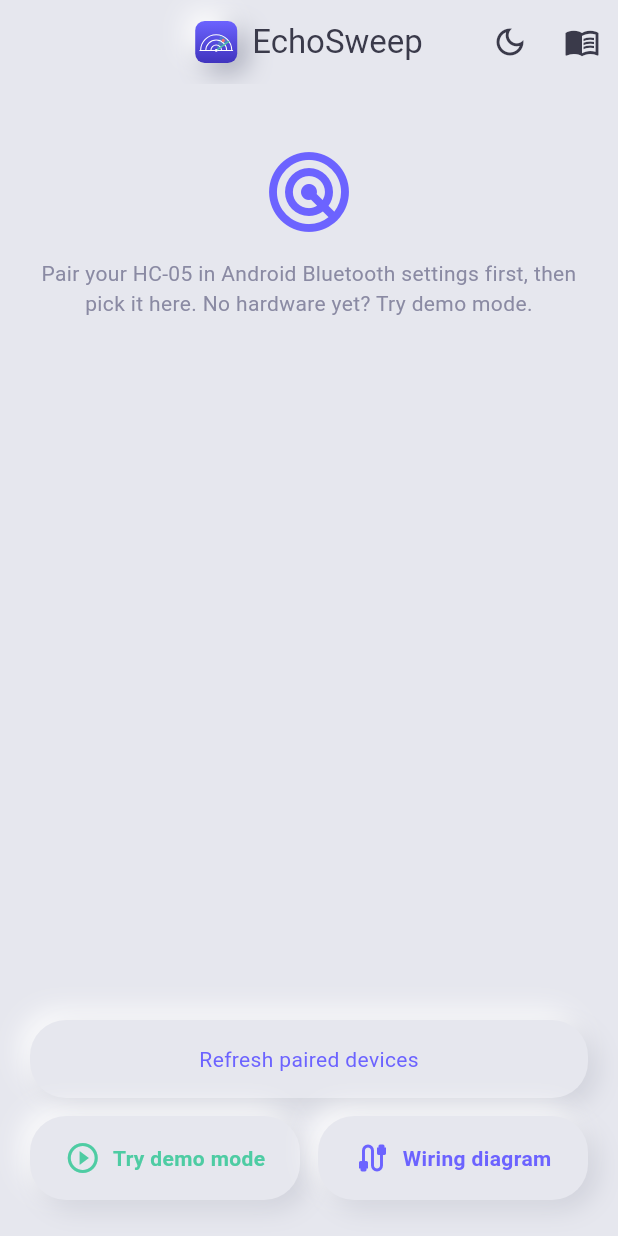
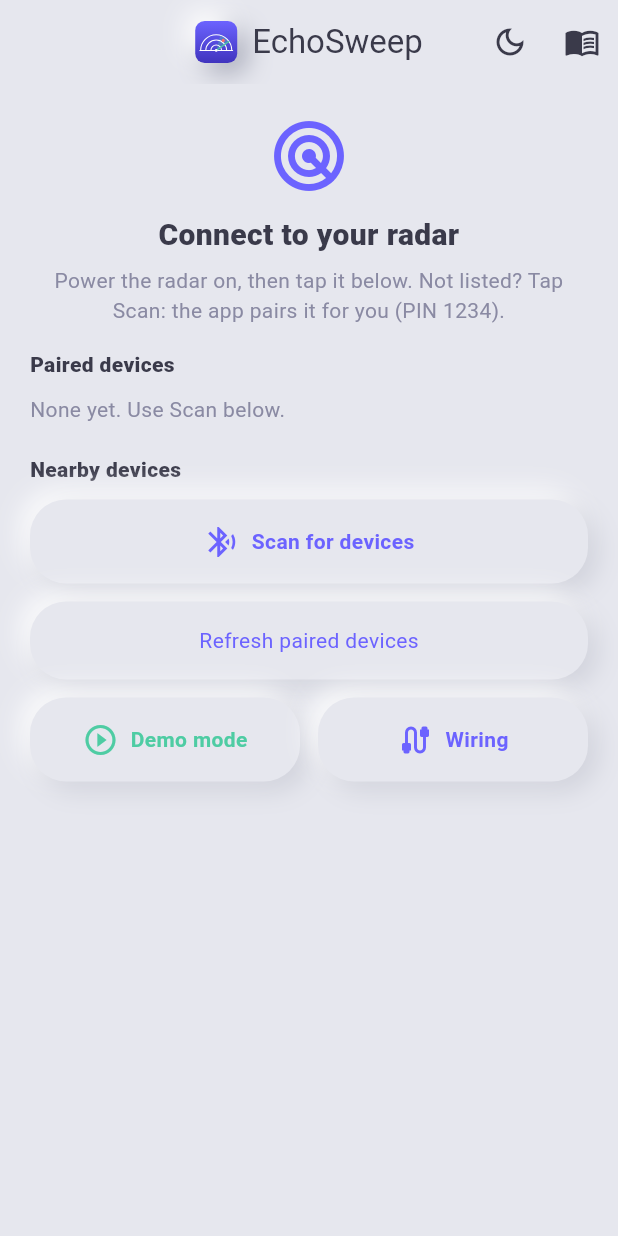
Before and after one commit to mahmoudyosrimahmoud13/radar-demo, a Flutter app: the screen it shows after launch, after a tap on "Skip", on a phone screen of 412 x 824 dp. Run offline on Flutter 3.47's test engine with Material 3 defaults, Android fonts, the phone set to English and light mode, and no system bars; our stand-ins replace file_picker, fl_chart, flutter_bluetooth_serial, flutter_local_notifications, permission_handler, shared_preferences and 1 more; accounts and stored records are empty.

Commit message:
In-app Bluetooth scan and pairing, connect retries

```diff
--- a/radar_app/lib/screens/connect_screen.dart
+++ b/radar_app/lib/screens/connect_screen.dart
@@ -1,3 +1,4 @@
+import 'dart:async';
 import 'package:flutter_bluetooth_serial/flutter_bluetooth_serial.dart';
 import 'package:flutter/material.dart';
 import 'package:permission_handler/permission_handler.dart';
@@ -6,6 +7,10 @@ import '../theme/clay_theme.dart';
 import '../widgets/clay_container.dart';
 import '../widgets/wiring_diagram.dart';
 
+/// Pick, pair and connect to the radar's HC-05, all inside the app.
+/// Paired devices are listed first; "Scan" finds unpaired ones nearby and
+/// pairs them with the HC-05's PIN automatically, so Android's own
+/// Bluetooth settings screen isn't needed.
 class ConnectScreen extends StatefulWidget {
   final RadarBluetoothService bluetooth;
   final VoidCallback onConnected;
@@ -16,8 +21,12 @@ class ConnectScreen extends StatefulWidget {
 }
 
 class _ConnectScreenState extends State<ConnectScreen> {
-  List<BluetoothDevice> _devices = [];
-  bool _loading = false;
+  List<BluetoothDevice> _paired = [];
+  final Map<String, BluetoothDiscoveryResult> _found = {};
+  StreamSubscription<BluetoothDiscoveryResult>? _scanSub;
+  bool _scanning = false;
+  String? _busyAddress; // device currently pairing/connecting
+  String? _status;
   String? _error;
 
   @override
@@ -26,75 +35,226 @@ class _ConnectScreenState extends State<ConnectScreen> {
     _refresh();
   }
 
+  @override
+  void dispose() {
+    _scanSub?.cancel();
+    widget.bluetooth.stopScan();
+    super.dispose();
+  }
+
+  Future<bool> _permissions() async {
+    final r = await [Permission.bluetoothConnect, Permission.bluetoothScan, Permission.location].request();
+    final denied = r.values.any((s) => s.isPermanentlyDenied);
+    if (denied && mounted) {
+      setState(() => _error = 'Bluetooth permission is blocked. Open Android settings > Apps > EchoSweep > '
+          'Permissions and allow "Nearby devices" and "Location".');
+    }
+    return !denied;
+  }
+
   Future<void> _refresh() async {
-    setState(() { _loading = true; _error = null; });
+    setState(() => _error = null);
     try {
-      await [Permission.bluetoothConnect, Permission.bluetoothScan, Permission.location].request();
+      await _permissions();
+      final enabled = await FlutterBluetoothSerial.instance.isEnabled ?? false;
+      if (!enabled) await FlutterBluetoothSerial.instance.requestEnable();
       final devices = await widget.bluetooth.getBondedDevices();
-      setState(() => _devices = devices);
+      if (mounted) setState(() => _paired = devices);
     } catch (e) {
-      setState(() => _error = 'Could not list paired devices: $e');
-    } finally {
-      setState(() => _loading = false);
+      if (mounted) setState(() => _error = RadarBluetoothService.friendlyError(e));
     }
   }
 
-  Future<void> _connect(BluetoothDevice device) async {
-    setState(() { _loading = true; _error = null; });
+  Future<void> _scan() async {
+    if (_scanning) return;
+    await _permissions();
+    setState(() {
+      _scanning = true;
+      _found.clear();
+      _error = null;
+    });
+    _scanSub?.cancel();
+    _scanSub = widget.bluetooth.scan().listen(
+      (r) {
+        if (!mounted || r.device.isBonded) return;
+        setState(() => _found[r.device.address] = r);
+      },
+      onDone: () {
+        if (mounted) setState(() => _scanning = false);
+      },
+      onError: (_) {
+        if (mounted) setState(() => _scanning = false);
+      },
+    );
+  }
+
+  Future<void> _pairAndConnect(BluetoothDevice d) async {
+    setState(() {
+      _busyAddress = d.address;
+      _error = null;
+      _status = 'Pairing with ${d.name ?? 'device'}...';
+    });
     try {
-      await widget.bluetooth.connect(device);
-      widget.onConnected();
+      var ok = await widget.bluetooth.pair(d, pin: '1234');
+      if (!ok) {
+        if (mounted) setState(() => _status = 'Trying the factory PIN 0000...');
+        ok = await widget.bluetooth.pair(d, pin: '0000');
+      }
+      if (!ok) {
+        throw Exception('Pairing was refused. If Android shows a PIN box, enter 1234 (or 0000).');
+      }
+      await _refresh();
+      await _connect(d);
     } catch (e) {
-      setState(() => _error = 'Could not connect to ${device.name}: $e');
-    } finally {
-      setState(() => _loading = false);
+      if (mounted) {
+        setState(() {
+          _error = e.toString().replaceFirst('Exception: ', '');
+          _status = null;
+          _busyAddress = null;
+        });
+      }
     }
   }
 
-  @override
-  Widget build(BuildContext context) {
+  Future<void> _connect(BluetoothDevice d) async {
+    setState(() {
+      _busyAddress = d.address;
+      _error = null;
+      _status = 'Connecting to ${d.name ?? 'device'}... (tries 3 times)';
+    });
+    try {
+      await widget.bluetooth.connect(d);
+      if (!mounted) return;
+      setState(() {
+        _status = null;
+        _busyAddress = null;
+      });
+      widget.onConnected();
+    } catch (e) {
+      if (mounted) {
+        setState(() {
+          _error = e.toString().replaceFirst('Exception: ', '');
+          _status = null;
+          _busyAddress = null;
+        });
+      }
+    }
+  }
+
+  bool _looksLikeRadar(BluetoothDevice d) {
+    final n = (d.name ?? '').toLowerCase();
+    return n.contains('echosweep') || n.contains('hc-05') || n.contains('hc05');
+  }
+
+  Widget _deviceTile(BluetoothDevice d, {int? rssi, required bool paired}) {
+    final busy = _busyAddress == d.address;
+    final radar = _looksLikeRadar(d);
     return Padding(
-      padding: EdgeInsets.all(20),
-      child: Column(
-        children: [
-          SizedBox(height: 20),
-          Icon(Icons.radar, size: 64, color: ClayColors.primary),
-          SizedBox(height: 12),
-          Text('Pair your HC-05 in Android Bluetooth settings first, then pick it here. No hardware yet? Try demo mode.',
-              textAlign: TextAlign.center, style: TextStyle(color: ClayColors.textSecondary)),
-          SizedBox(height: 20),
-          if (_loading) Padding(padding: EdgeInsets.all(20), child: CircularProgressIndicator()),
-          if (_error != null) Padding(
-            padding: EdgeInsets.all(12),
-            child: Text(_error!, style: TextStyle(color: ClayColors.danger)),
-          ),
-          Expanded(
-            child: ListView.separated(
-              itemCount: _devices.length,
-              separatorBuilder: (_, __) => SizedBox(height: 12),
-              itemBuilder: (context, i) {
-                final d = _devices[i];
-                return ClayContainer(
-                  onTap: () => _connect(d),
+      padding: EdgeInsets.only(bottom: 12),
+      child: ClayContainer(
+        onTap: _busyAddress != null ? null : () => paired ? _connect(d) : _pairAndConnect(d),
         child: Row(
           children: [
-                      ClayBadge(icon: Icons.bluetooth),
+            ClayBadge(icon: radar ? Icons.radar : Icons.bluetooth, iconColor: radar ? ClayColors.primary : ClayColors.textSecondary),
             SizedBox(width: 16),
             Expanded(
               child: Column(
                 crossAxisAlignment: CrossAxisAlignment.start,
                 children: [
-                            Text(d.name ?? 'Unknown device', style: TextStyle(color: ClayColors.textPrimary, fontWeight: FontWeight.w600)),
-                            Text(d.address, style: TextStyle(color: ClayColors.textSecondary, fontSize: 12)),
+                  Text(d.name ?? 'Unknown device',
+                      style: TextStyle(color: ClayColors.textPrimary, fontWeight: FontWeight.w700)),
+                  Text(
+                    paired ? 'Paired · tap to connect' : 'Not paired · tap to pair and connect${rssi != null ? ' · signal $rssi' : ''}',
+                    style: TextStyle(color: ClayColors.textSecondary, fontSize: 12),
+                  ),
                 ],
               ),
             ),
+            if (busy) SizedBox(width: 22, height: 22, child: CircularProgressIndicator(strokeWidth: 2.5)),
+            if (!busy) Icon(Icons.chevron_right, color: ClayColors.textSecondary),
           ],
         ),
+      ),
     );
-              },
+  }
+
+  @override
+  Widget build(BuildContext context) {
+    // radar-looking devices first
+    final paired = List<BluetoothDevice>.of(_paired)
+      ..sort((a, b) => (_looksLikeRadar(b) ? 1 : 0) - (_looksLikeRadar(a) ? 1 : 0));
+    final found = _found.values.toList()
+      ..sort((a, b) => (_looksLikeRadar(b.device) ? 1 : 0) - (_looksLikeRadar(a.device) ? 1 : 0));
+
+    return ListView(
+      padding: EdgeInsets.all(20),
+      children: [
+        Icon(Icons.radar, size: 56, color: ClayColors.primary),
+        SizedBox(height: 10),
+        Text('Connect to your radar', textAlign: TextAlign.center,
+            style: TextStyle(color: ClayColors.textPrimary, fontSize: 20, fontWeight: FontWeight.w800)),
+        SizedBox(height: 6),
+        Text('Power the radar on, then tap it below. Not listed? Tap Scan: the app pairs it for you (PIN 1234).',
+            textAlign: TextAlign.center, style: TextStyle(color: ClayColors.textSecondary, height: 1.4)),
+        SizedBox(height: 16),
+        AnimatedSwitcher(
+          duration: Duration(milliseconds: 250),
+          child: _status != null
+              ? Padding(
+                  key: ValueKey(_status),
+                  padding: EdgeInsets.only(bottom: 12),
+                  child: Text(_status!, textAlign: TextAlign.center,
+                      style: TextStyle(color: ClayColors.primary, fontWeight: FontWeight.w600)),
+                )
+              : SizedBox.shrink(),
+        ),
+        if (_error != null)
+          Padding(
+            padding: EdgeInsets.only(bottom: 12),
+            child: ClayContainer(
+              color: ClayColors.danger.withOpacity(0.12),
+              child: Row(
+                crossAxisAlignment: CrossAxisAlignment.start,
+                children: [
+                  Icon(Icons.error_outline, color: ClayColors.danger),
+                  SizedBox(width: 10),
+                  Expanded(child: Text(_error!, style: TextStyle(color: ClayColors.textPrimary, height: 1.4))),
+                ],
               ),
             ),
+          ),
+        Text('Paired devices', style: TextStyle(color: ClayColors.textPrimary, fontWeight: FontWeight.w800)),
+        SizedBox(height: 10),
+        if (paired.isEmpty)
+          Padding(
+            padding: EdgeInsets.only(bottom: 12),
+            child: Text('None yet. Use Scan below.', style: TextStyle(color: ClayColors.textSecondary)),
+          ),
+        for (final d in paired) _deviceTile(d, paired: true),
+        SizedBox(height: 8),
+        Row(
+          children: [
+            Expanded(
+              child: Text('Nearby devices', style: TextStyle(color: ClayColors.textPrimary, fontWeight: FontWeight.w800)),
+            ),
+            if (_scanning) SizedBox(width: 18, height: 18, child: CircularProgressIndicator(strokeWidth: 2)),
+          ],
+        ),
+        SizedBox(height: 10),
+        for (final r in found) _deviceTile(r.device, rssi: r.rssi, paired: false),
+        ClayContainer(
+          onTap: _scanning ? null : _scan,
+          child: Row(
+            mainAxisAlignment: MainAxisAlignment.center,
+            children: [
+              Icon(Icons.bluetooth_searching, color: ClayColors.primary),
+              SizedBox(width: 8),
+              Text(_scanning ? 'Scanning... (about 12 s)' : 'Scan for devices',
+                  style: TextStyle(color: ClayColors.primary, fontWeight: FontWeight.w700)),
+            ],
+          ),
+        ),
+        SizedBox(height: 12),
         ClayContainer(
           onTap: _refresh,
           child: Center(child: Text('Refresh paired devices', style: TextStyle(color: ClayColors.primary))),
@@ -113,7 +273,7 @@ class _ConnectScreenState extends State<ConnectScreen> {
                   children: [
                     Icon(Icons.play_circle_outline, color: ClayColors.success),
                     SizedBox(width: 8),
-                      Text('Try demo mode', style: TextStyle(color: ClayColors.success, fontWeight: FontWeight.w700)),
+                    Text('Demo mode', style: TextStyle(color: ClayColors.success, fontWeight: FontWeight.w700)),
                   ],
                 ),
               ),
@@ -127,16 +287,14 @@ class _ConnectScreenState extends State<ConnectScreen> {
                   children: [
                     Icon(Icons.cable, color: ClayColors.primary),
                     SizedBox(width: 8),
-                      Text('Wiring diagram', style: TextStyle(color: ClayColors.primary, fontWeight: FontWeight.w700)),
+                    Text('Wiring', style: TextStyle(color: ClayColors.primary, fontWeight: FontWeight.w700)),
                   ],
                 ),
               ),
             ),
           ],
         ),
-          SizedBox(height: 4),
       ],
-      ),
     );
   }
 }
--- a/radar_app/lib/services/bluetooth_service.dart
+++ b/radar_app/lib/services/bluetooth_service.dart
@@ -137,9 +137,43 @@ class RadarBluetoothService {
     return await FlutterBluetoothSerial.instance.getBondedDevices();
   }
 
-  Future<void> connect(BluetoothDevice device) async {
+  /// Finds nearby Bluetooth devices (paired or not) for in-app pairing.
+  Stream<BluetoothDiscoveryResult> scan() => FlutterBluetoothSerial.instance.startDiscovery();
+
+  Future<void> stopScan() async {
+    try {
+      await FlutterBluetoothSerial.instance.cancelDiscovery();
+    } catch (_) {}
+  }
+
+  /// Pairs with [device] inside the app, answering the PIN prompt with
+  /// [pin] automatically (the HC-05 was set to 1234; factory default 0000).
+  Future<bool> pair(BluetoothDevice device, {String pin = '1234'}) async {
+    if (device.isBonded) return true;
+    await stopScan();
+    final ok = await FlutterBluetoothSerial.instance.bondDeviceAtAddress(device.address, pin: pin, passkeyConfirm: true);
+    return ok ?? false;
+  }
+
+  /// Connects to [device], retrying a few times: an HC-05 often refuses
+  /// the first attempt right after power-up or pairing.
+  Future<void> connect(BluetoothDevice device, {int attempts = 3}) async {
     await disconnect();
-    _connection = await BluetoothConnection.toAddress(device.address);
+    await stopScan(); // discovery running in the background makes connecting fail
+    Object? lastError;
+    for (int i = 0; i < attempts; i++) {
+      try {
+        _connection = await BluetoothConnection.toAddress(device.address).timeout(const Duration(seconds: 12));
+        lastError = null;
+        break;
+      } catch (e) {
+        lastError = e;
+        await Future.delayed(const Duration(milliseconds: 1200));
+      }
+    }
+    if (lastError != null || _connection == null) {
+      throw Exception(friendlyError(lastError));
+    }
     _stateController.add(true);
 
     _connection!.input!.listen(
@@ -163,6 +197,22 @@ class RadarBluetoothService {
     await _connection?.finish();
     _connection = null;
     _stateController.add(false);
+  }
+
+  /// Turns raw Android Bluetooth errors into something a person can act on.
+  static String friendlyError(Object? e) {
+    final t = (e ?? '').toString().toLowerCase();
+    if (t.contains('timeout') || t.contains('read failed') || t.contains('socket')) {
+      return 'The HC-05 didn\'t answer. Check its light is blinking fast (not slowly), that it has power, '
+          'and that nothing else is connected to it. Then try again.';
+    }
+    if (t.contains('permission')) {
+      return 'Bluetooth permission is missing. Allow "Nearby devices" for EchoSweep in Android settings.';
+    }
+    if (t.contains('disabled') || t.contains('not enabled')) {
+      return 'Bluetooth is off. Turn it on and try again.';
+    }
+    return 'Could not connect. Make sure the radar is powered on and close by, then try again.';
   }
 
   void sendLine(String command) {
```
Lines whose indentation alone changed are shown as unchanged.
